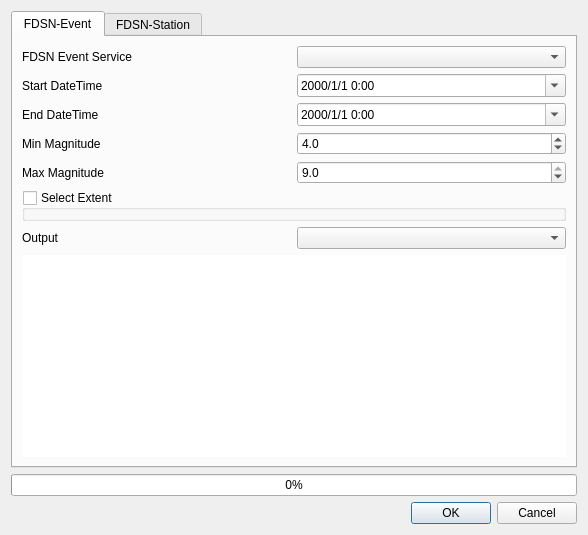
Before: the Qt Designer form qquake/qquake_dialog_base.ui in INGV/qquake, drawn with Qt 5.
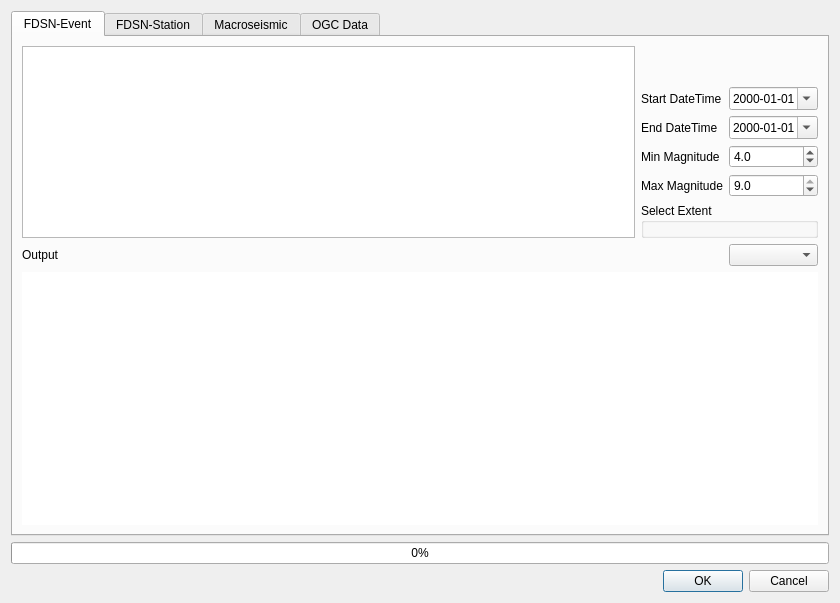
After: the same form once the commit is applied. Custom widgets are drawn as their Qt base class.

What changed in the file:
```diff
--- a/qquake/qquake_dialog_base.ui
+++ b/qquake/qquake_dialog_base.ui
@@ -6,8 +6,8 @@
    <rect>
     <x>0</x>
     <y>0</y>
-    <width>588</width>
-    <height>535</height>
+    <width>840</width>
+    <height>603</height>
    </rect>
   </property>
   <property name="windowTitle">
@@ -23,6 +23,9 @@
    </item>
    <item row="0" column="0">
     <widget class="QTabWidget" name="tabWidget">
+     <property name="tabPosition">
+      <enum>QTabWidget::North</enum>
+     </property>
      <property name="currentIndex">
       <number>0</number>
      </property>
@@ -36,53 +39,11 @@
       <attribute name="title">
        <string>FDSN-Event</string>
       </attribute>
-      <layout class="QGridLayout" name="gridLayout_2">
-       <item row="0" column="0">
-        <layout class="QGridLayout" name="gridLayout" rowstretch="0,0,0,0,0,0,0,0">
-         <item row="4" column="0">
-          <widget class="QLabel" name="fdsn_event_max_magnitude_label">
-           <property name="text">
-            <string>Max Magnitude</string>
-           </property>
-          </widget>
-         </item>
-         <item row="5" column="0" colspan="2">
-          <widget class="QgsExtentGroupBox" name="mExtentGroupBox">
-           <property name="title">
-            <string>Select Extent</string>
-           </property>
-           <property name="checkable">
-            <bool>true</bool>
-           </property>
-           <property name="checked">
-            <bool>false</bool>
-           </property>
-           <property name="collapsed" stdset="0">
-            <bool>true</bool>
-           </property>
-           <property name="saveCollapsedState" stdset="0">
-            <bool>false</bool>
-           </property>
-          </widget>
-         </item>
-         <item row="0" column="1">
-          <widget class="QComboBox" name="fdsn_event_ws_combobox"/>
-         </item>
-         <item row="0" column="0">
-          <widget class="QLabel" name="fdsn_event_service_label">
-           <property name="text">
-            <string>FDSN Event Service</string>
-           </property>
-          </widget>
-         </item>
-         <item row="2" column="0">
-          <widget class="QLabel" name="fdsn_event_end_data_label">
-           <property name="text">
-            <string>End DateTime</string>
-           </property>
-          </widget>
-         </item>
-         <item row="1" column="1">
+      <layout class="QGridLayout" name="gridLayout">
+       <item row="6" column="2">
+        <widget class="QComboBox" name="output_combo_box"/>
+       </item>
+       <item row="1" column="2">
           <widget class="QDateTimeEdit" name="fdsn_event_start_date">
            <property name="maximumDateTime">
             <datetime>
@@ -95,14 +56,71 @@
             </datetime>
            </property>
            <property name="displayFormat">
-            <string>yyyy/M/d h:mm</string>
+          <string>yyyy-MM-dd</string>
            </property>
            <property name="calendarPopup">
             <bool>true</bool>
            </property>
           </widget>
          </item>
-         <item row="2" column="1">
+       <item row="4" column="1">
+        <widget class="QLabel" name="fdsn_event_max_magnitude_label">
+         <property name="text">
+          <string>Max Magnitude</string>
+         </property>
+        </widget>
+       </item>
+       <item row="6" column="0">
+        <widget class="QLabel" name="label">
+         <property name="text">
+          <string>Output</string>
+         </property>
+        </widget>
+       </item>
+       <item row="1" column="1">
+        <widget class="QLabel" name="fdsn_event_start_date_label">
+         <property name="text">
+          <string>Start DateTime</string>
+         </property>
+        </widget>
+       </item>
+       <item row="7" column="0" colspan="3">
+        <widget class="QTextBrowser" name="url_text_browser">
+         <property name="frameShape">
+          <enum>QFrame::NoFrame</enum>
+         </property>
+         <property name="openExternalLinks">
+          <bool>true</bool>
+         </property>
+        </widget>
+       </item>
+       <item row="3" column="1">
+        <widget class="QLabel" name="fdsn_event_min_magnitude_label">
+         <property name="text">
+          <string>Min Magnitude</string>
+         </property>
+        </widget>
+       </item>
+       <item row="4" column="2">
+        <widget class="QDoubleSpinBox" name="fdsn_event_max_magnitude">
+         <property name="decimals">
+          <number>1</number>
+         </property>
+         <property name="minimum">
+          <double>1.000000000000000</double>
+         </property>
+         <property name="maximum">
+          <double>9.000000000000000</double>
+         </property>
+         <property name="singleStep">
+          <double>0.500000000000000</double>
+         </property>
+         <property name="value">
+          <double>9.000000000000000</double>
+         </property>
+        </widget>
+       </item>
+       <item row="2" column="2">
           <widget class="QDateTimeEdit" name="fdsn_event_end_date">
            <property name="minimumDate">
             <date>
@@ -112,47 +130,14 @@
             </date>
            </property>
            <property name="displayFormat">
-            <string>yyyy/M/d h:mm</string>
+          <string>yyyy-MM-dd</string>
            </property>
            <property name="calendarPopup">
             <bool>true</bool>
            </property>
           </widget>
          </item>
-         <item row="4" column="1">
-          <widget class="QDoubleSpinBox" name="fdsn_event_max_magnitude">
-           <property name="decimals">
-            <number>1</number>
-           </property>
-           <property name="minimum">
-            <double>1.000000000000000</double>
-           </property>
-           <property name="maximum">
-            <double>9.000000000000000</double>
-           </property>
-           <property name="singleStep">
-            <double>0.500000000000000</double>
-           </property>
-           <property name="value">
-            <double>9.000000000000000</double>
-           </property>
-          </widget>
-         </item>
-         <item row="3" column="0">
-          <widget class="QLabel" name="fdsn_event_min_magnitude_label">
-           <property name="text">
-            <string>Min Magnitude</string>
-           </property>
-          </widget>
-         </item>
-         <item row="1" column="0">
-          <widget class="QLabel" name="fdsn_event_start_date_label">
-           <property name="text">
-            <string>Start DateTime</string>
-           </property>
-          </widget>
-         </item>
-         <item row="3" column="1">
+       <item row="3" column="2">
           <widget class="QDoubleSpinBox" name="fdsn_event_min_magnitude">
            <property name="decimals">
             <number>1</number>
@@ -171,27 +156,47 @@
            </property>
           </widget>
          </item>
-         <item row="7" column="0" colspan="2">
-          <widget class="QTextBrowser" name="url_text_browser">
-           <property name="frameShape">
-            <enum>QFrame::NoFrame</enum>
-           </property>
-           <property name="openExternalLinks">
-            <bool>true</bool>
+       <item row="0" column="0" rowspan="6">
+        <widget class="QListWidget" name="fdsn_event_list">
+         <property name="minimumSize">
+          <size>
+           <width>130</width>
+           <height>0</height>
+          </size>
+         </property>
+         <property name="baseSize">
+          <size>
+           <width>130</width>
+           <height>0</height>
+          </size>
            </property>
           </widget>
          </item>
-         <item row="6" column="1">
-          <widget class="QComboBox" name="output_combo_box"/>
-         </item>
-         <item row="6" column="0">
-          <widget class="QLabel" name="label">
+       <item row="2" column="1">
+        <widget class="QLabel" name="fdsn_event_end_data_label">
            <property name="text">
-            <string>Output</string>
+          <string>End DateTime</string>
            </property>
           </widget>
          </item>
-        </layout>
+       <item row="5" column="1" colspan="2">
+        <widget class="QgsExtentGroupBox" name="mExtentGroupBox">
+         <property name="title">
+          <string>Select Extent</string>
+         </property>
+         <property name="checkable">
+          <bool>false</bool>
+         </property>
+         <property name="checked">
+          <bool>false</bool>
+         </property>
+         <property name="collapsed">
+          <bool>false</bool>
+         </property>
+         <property name="saveCollapsedState">
+          <bool>false</bool>
+         </property>
+        </widget>
        </item>
       </layout>
      </widget>
@@ -200,6 +205,16 @@
        <string>FDSN-Station</string>
       </attribute>
      </widget>
+     <widget class="QWidget" name="tab">
+      <attribute name="title">
+       <string>Macroseismic</string>
+      </attribute>
+     </widget>
+     <widget class="QWidget" name="tab_2">
+      <attribute name="title">
+       <string>OGC Data</string>
+      </attribute>
+     </widget>
     </widget>
    </item>
    <item row="2" column="0">
```
Left out of the diff: 4 changed lines with no effect on the pictures. Lines whose indentation alone changed are shown as unchanged.
